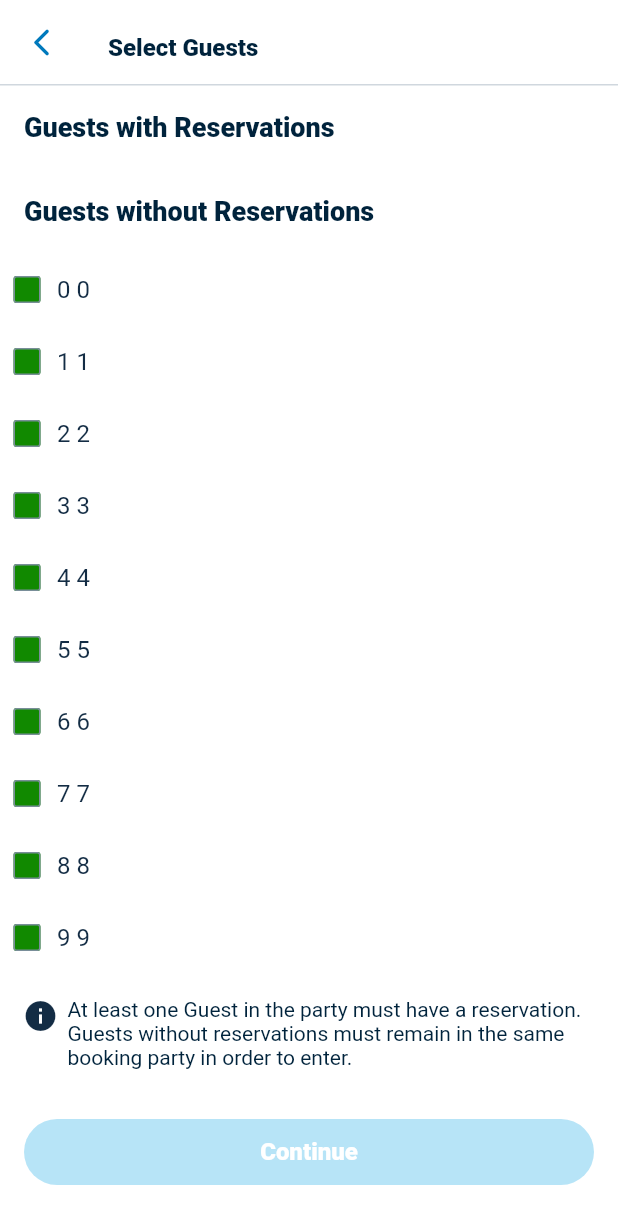
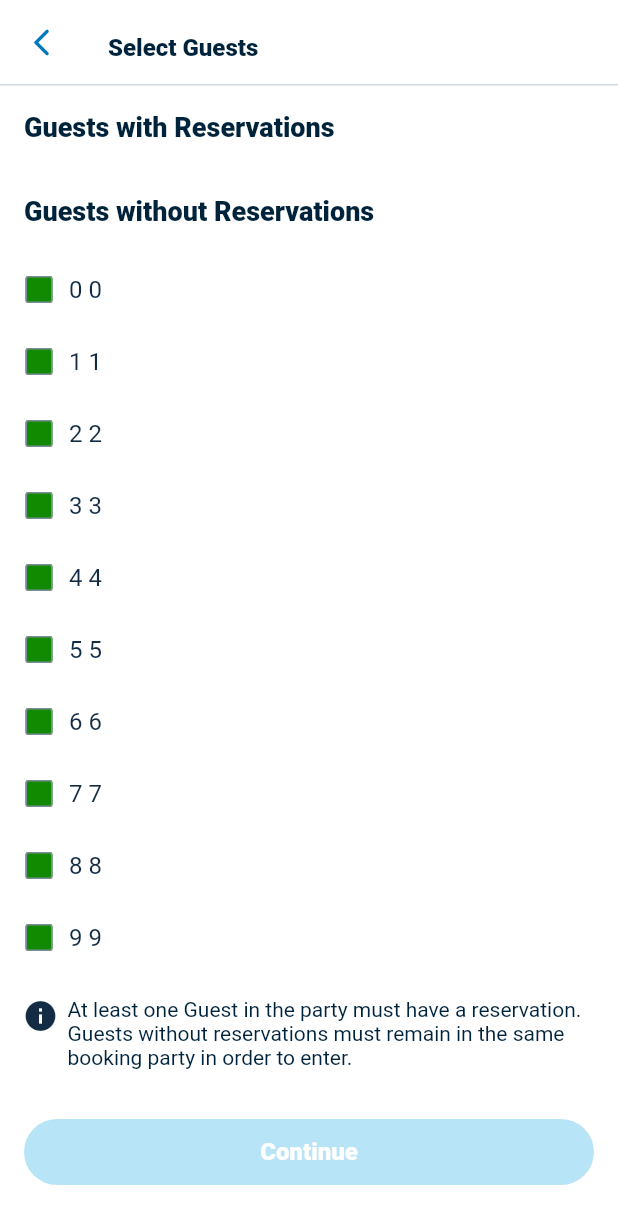
Before and after one commit to ljg6861/disney_challenge, a Flutter app: the screen it shows after launch, after a tap on "Short List", on a phone screen of 412 x 824 dp. Shown: the top 1224 px of the screen. Run offline on Flutter 3.47's test engine with Material 2 defaults, Android fonts, the light colour scheme and no system bars.

Commit message:
more styling

```diff
--- a/lib/screens/select_guests/widgets/user_list_tile.dart
+++ b/lib/screens/select_guests/widgets/user_list_tile.dart
@@ -6,7 +6,8 @@ class UserListTile extends StatefulWidget {
   final Guest guest;
   final Function(Guest) onGuestSelected;
 
-  const UserListTile({super.key, required this.guest, required this.onGuestSelected});
+  const UserListTile(
+      {super.key, required this.guest, required this.onGuestSelected});
 
   @override
   State<UserListTile> createState() => _UserListTileState();
@@ -24,6 +25,9 @@ class _UserListTileState extends State<UserListTile> {
   @override
   Widget build(BuildContext context) {
     return TextButton(
+      style: ButtonStyle(
+          padding: MaterialStateProperty.all(
+              const EdgeInsets.symmetric(horizontal: 16))),
       child: Row(
         children: [
           SizedBox(
@@ -36,7 +40,8 @@ class _UserListTileState extends State<UserListTile> {
                     borderRadius: BorderRadius.circular(2.0),
                   ),
                   side: MaterialStateBorderSide.resolveWith(
-                    (states) => const BorderSide(width: 1.0, color: checkBoxOutlineColor),
+                    (states) => const BorderSide(
+                        width: 1.0, color: checkBoxOutlineColor),
                   ),
                   fillColor: MaterialStateProperty.all(disneyGreen),
                   onChanged: (_) {},
@@ -47,7 +52,10 @@ class _UserListTileState extends State<UserListTile> {
           ),
           Text(
             currentGuest.name,
-            style: const TextStyle(color: bodyTextColor, fontSize: 16, fontWeight: FontWeight.w400),
+            style: const TextStyle(
+                color: bodyTextColor,
+                fontSize: 16,
+                fontWeight: FontWeight.w400),
           )
         ],
       ),
```
